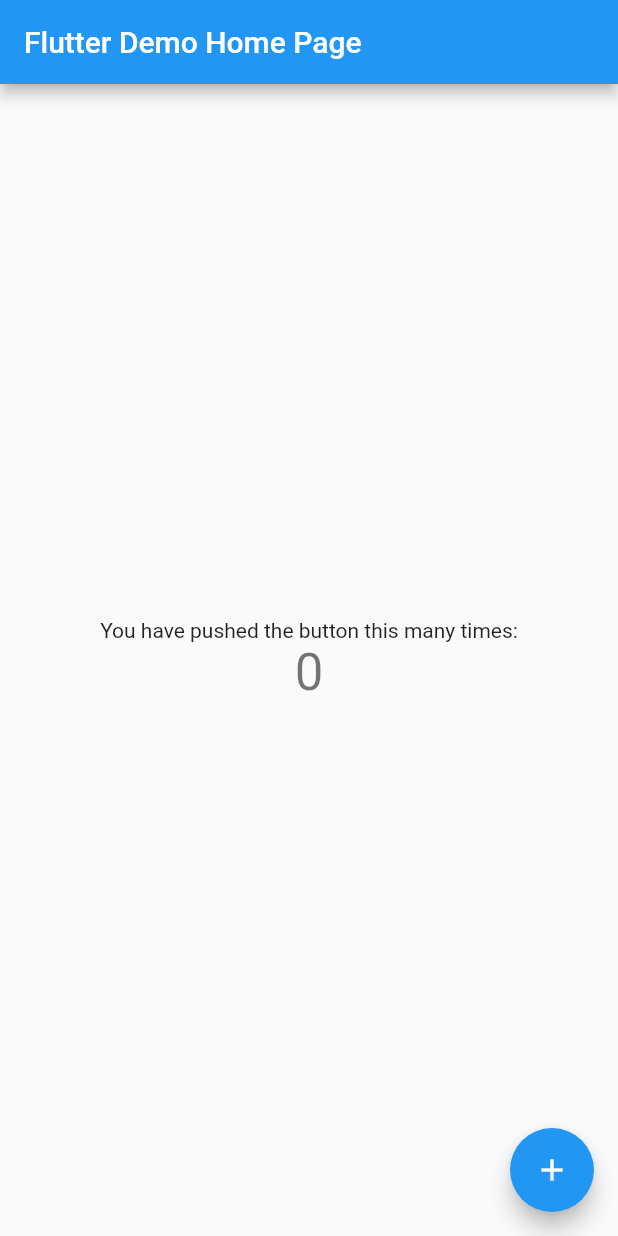
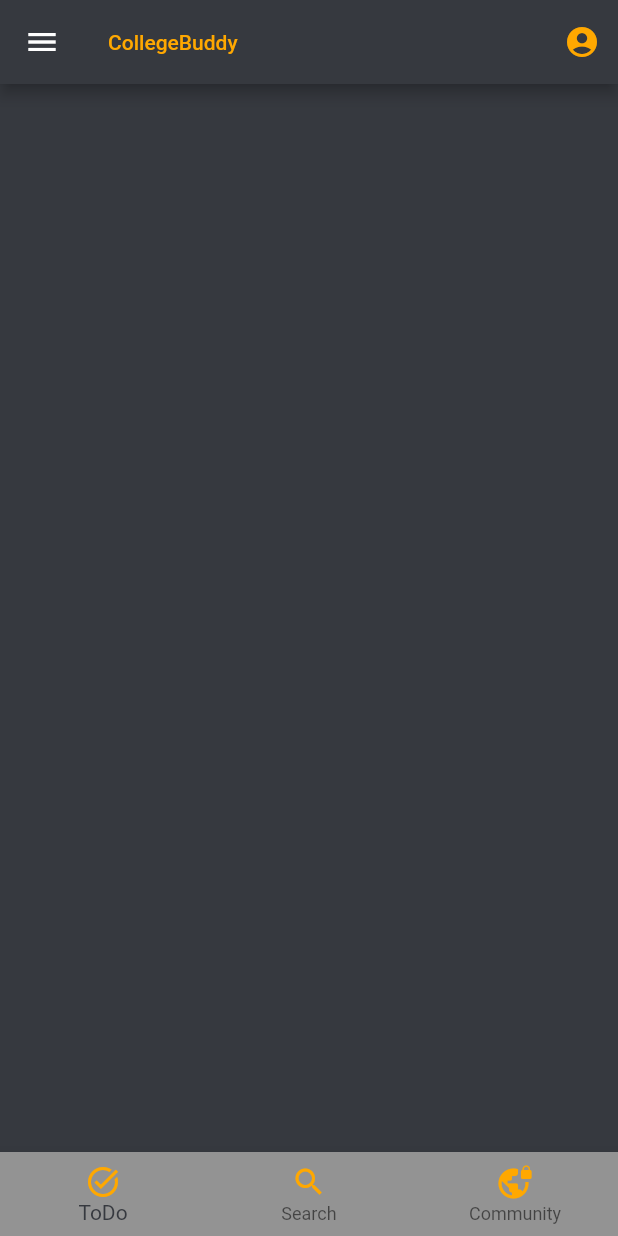
Before and after one commit to aaravs1031/college_buddy, a Flutter app: the screen it shows after launch, on a phone screen of 412 x 824 dp. Run offline on Flutter 3.47's test engine with Material 2 defaults, Android fonts, the phone set to English and light mode, and no system bars.

Commit message:
homescreen basic d1

```diff
--- a/lib/main.dart
+++ b/lib/main.dart
@@ -1,115 +1,44 @@
 import 'package:flutter/material.dart';
+import 'screens/homescreen.dart';
 
 void main() {
-  runApp(const MyApp());
+  runApp(MyApp());
+}
+
+class Palette {
+  static const MaterialColor kToDark = const MaterialColor(
+    0xff36393f, // 0% comes in here, this will be color picked if no shade is selected when defining a Color property which doesn’t require a swatch.
+    const <int, Color>{
+      50: const Color(0xffce5641), //10%
+      100: const Color(0xffb74c3a), //20%
+      200: const Color(0xffa04332), //30%
+      300: const Color(0xff89392b), //40%
+      400: const Color(0xff733024), //50%
+      500: const Color(0xff5c261d), //60%
+      600: const Color(0xff451c16), //70%
+      700: const Color(0xff2e130e), //80%
+      800: const Color(0xff170907), //90%
+      900: const Color(0xff000000), //100%
+    },
+  );
 }
 
 class MyApp extends StatelessWidget {
-  const MyApp({Key? key}) : super(key: key);
-
-  // This widget is the root of your application.
   @override
   Widget build(BuildContext context) {
     return MaterialApp(
       title: 'Flutter Demo',
       theme: ThemeData(
-        // This is the theme of your application.
-        //
-        // Try running your application with "flutter run". You'll see the
-        // application has a blue toolbar. Then, without quitting the app, try
-        // changing the primarySwatch below to Colors.green and then invoke
-        // "hot reload" (press "r" in the console where you ran "flutter run",
-        // or simply save your changes to "hot reload" in a Flutter IDE).
-        // Notice that the counter didn't reset back to zero; the application
-        // is not restarted.
-        primarySwatch: Colors.blue,
+        primarySwatch:
+            Palette.kToDark, //our palette goes here by tapping into the class
+        accentColor: Color.fromRGBO(255, 168, 0, 1),
+        textTheme: ThemeData.light().textTheme.copyWith(
+                bodyText1: TextStyle(
+              color: Color.fromRGBO(255, 168, 0, 1),
+            )),
+        iconTheme: IconThemeData(color: Color.fromRGBO(255, 168, 0, 1)),
       ),
-      home: const MyHomePage(title: 'Flutter Demo Home Page'),
+      home: HomeScreen(),
     );
   }
 }
-
-class MyHomePage extends StatefulWidget {
-  const MyHomePage({Key? key, required this.title}) : super(key: key);
-
-  // This widget is the home page of your application. It is stateful, meaning
-  // that it has a State object (defined below) that contains fields that affect
-  // how it looks.
-
-  // This class is the configuration for the state. It holds the values (in this
-  // case the title) provided by the parent (in this case the App widget) and
-  // used by the build method of the State. Fields in a Widget subclass are
-  // always marked "final".
-
-  final String title;
-
-  @override
-  State<MyHomePage> createState() => _MyHomePageState();
-}
-
-class _MyHomePageState extends State<MyHomePage> {
-  int _counter = 0;
-
-  void _incrementCounter() {
-    setState(() {
-      // This call to setState tells the Flutter framework that something has
-      // changed in this State, which causes it to rerun the build method below
-      // so that the display can reflect the updated values. If we changed
-      // _counter without calling setState(), then the build method would not be
-      // called again, and so nothing would appear to happen.
-      _counter++;
-    });
-  }
-
-  @override
-  Widget build(BuildContext context) {
-    // This method is rerun every time setState is called, for instance as done
-    // by the _incrementCounter method above.
-    //
-    // The Flutter framework has been optimized to make rerunning build methods
-    // fast, so that you can just rebuild anything that needs updating rather
-    // than having to individually change instances of widgets.
-    return Scaffold(
-      appBar: AppBar(
-        // Here we take the value from the MyHomePage object that was created by
-        // the App.build method, and use it to set our appbar title.
-        title: Text(widget.title),
-      ),
-      body: Center(
-        // Center is a layout widget. It takes a single child and positions it
-        // in the middle of the parent.
-        child: Column(
-          // Column is also a layout widget. It takes a list of children and
-          // arranges them vertically. By default, it sizes itself to fit its
-          // children horizontally, and tries to be as tall as its parent.
-          //
-          // Invoke "debug painting" (press "p" in the console, choose the
-          // "Toggle Debug Paint" action from the Flutter Inspector in Android
-          // Studio, or the "Toggle Debug Paint" command in Visual Studio Code)
-          // to see the wireframe for each widget.
-          //
-          // Column has various properties to control how it sizes itself and
-          // how it positions its children. Here we use mainAxisAlignment to
-          // center the children vertically; the main axis here is the vertical
-          // axis because Columns are vertical (the cross axis would be
-          // horizontal).
-          mainAxisAlignment: MainAxisAlignment.center,
-          children: <Widget>[
-            const Text(
-              'You have pushed the button this many times:',
-            ),
-            Text(
-              '$_counter',
-              style: Theme.of(context).textTheme.headline4,
-            ),
-          ],
-        ),
-      ),
-      floatingActionButton: FloatingActionButton(
-        onPressed: _incrementCounter,
-        tooltip: 'Increment',
-        child: const Icon(Icons.add),
-      ), // This trailing comma makes auto-formatting nicer for build methods.
-    );
-  }
-}
--- /dev/null
+++ b/lib/screens/homescreen.dart
@@ -0,0 +1,52 @@
+import 'package:flutter/material.dart';
+
+class HomeScreen extends StatelessWidget {
+  @override
+  Widget build(BuildContext context) {
+    return Scaffold(
+      appBar: AppBar(
+          title: Text(
+            'CollegeBuddy',
+            style: Theme.of(context).textTheme.bodyText1,
+          ),
+          actions: <Widget>[
+            IconButton(
+                onPressed: () {},
+                icon: Icon(
+                  Icons.account_circle_rounded,
+                  color: Theme.of(context).iconTheme.color,
+                ))
+          ]),
+      body: Container(
+        color: Theme.of(context).primaryColor,
+      ),
+      drawer: Drawer(child: ListView()),
+      bottomNavigationBar: BottomNavigationBar(
+        backgroundColor: Color.fromRGBO(147, 147, 147, 1),
+        items: [
+          BottomNavigationBarItem(
+              backgroundColor: Theme.of(context).primaryColor,
+              icon: Icon(
+                Icons.task_alt,
+                color: Theme.of(context).iconTheme.color,
+              ),
+              label: 'ToDo'),
+          BottomNavigationBarItem(
+              backgroundColor: Theme.of(context).primaryColor,
+              icon: Icon(
+                Icons.search,
+                color: Theme.of(context).iconTheme.color,
+              ),
+              label: 'Search'),
+          BottomNavigationBarItem(
+              backgroundColor: Theme.of(context).primaryColor,
+              icon: Icon(
+                Icons.vpn_lock,
+                color: Theme.of(context).iconTheme.color,
+              ),
+              label: 'Community'),
+        ],
+      ),
+    );
+  }
+}
```
